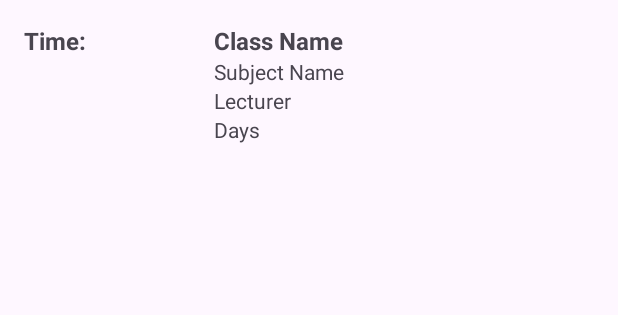
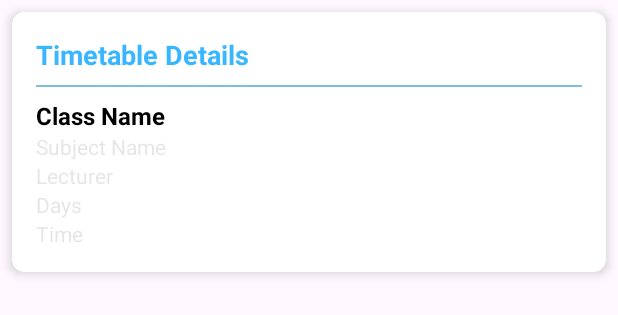
Before and after one commit to kayaa-anantharasa/Automated-Timetable-Generation-System, an Android app: the layout item_timetable.xml on its own in the app's theme, with its tools: preview values and no code run, on a phone screen of 412 x 824 dp. Shown: the top 315 px of the screen. Run offline under Robolectric (Android 15) with nearby library versions, the phone set to English and light mode, and no system bars; Roboto replaces fonts that are not available here.

Commit message:
time table view  changes

```diff
--- a/app/src/main/res/layout/item_timetable.xml
+++ b/app/src/main/res/layout/item_timetable.xml
@@ -1,28 +1,33 @@
 <?xml version="1.0" encoding="utf-8"?>
-<androidx.constraintlayout.widget.ConstraintLayout xmlns:android="http://schemas.android.com/apk/res/android"
-    android:layout_width="match_parent"
-    android:layout_height="match_parent">
-    <!-- item_timetable.xml -->
-    <LinearLayout xmlns:android="http://schemas.android.com/apk/res/android"
+<androidx.cardview.widget.CardView xmlns:android="http://schemas.android.com/apk/res/android"
+    xmlns:app="http://schemas.android.com/apk/res-auto"
     android:layout_width="match_parent"
     android:layout_height="wrap_content"
-        android:orientation="horizontal"
+    android:layout_margin="8dp"
+    app:cardCornerRadius="8dp"
+    app:cardElevation="4dp">
+
+<LinearLayout
+android:layout_width="match_parent"
+android:layout_height="wrap_content"
+android:orientation="vertical"
 android:padding="16dp">
 
 <TextView
-            android:id="@+id/textTime"
-            android:layout_width="0dp"
+    android:id="@+id/detailsTextView"
+    android:layout_width="match_parent"
     android:layout_height="wrap_content"
-            android:layout_weight="1"
-            android:textSize="16sp"
+    android:textSize="18sp"
     android:textStyle="bold"
-            android:text="Time:" />
+    android:text="Timetable Details"
+    android:textColor="@color/blue" />
 
-        <LinearLayout
-            android:layout_width="0dp"
-            android:layout_height="wrap_content"
-            android:layout_weight="2"
-            android:orientation="vertical">
+<View
+    android:layout_width="match_parent"
+    android:layout_height="1dp"
+    android:background="@color/dark_blue"
+    android:layout_marginTop="8dp"
+    android:layout_marginBottom="8dp"/>
 
 <TextView
     android:id="@+id/textClassName"
@@ -30,31 +35,41 @@
     android:layout_height="wrap_content"
     android:textSize="16sp"
     android:textStyle="bold"
-                android:text="Class Name" />
+    android:text="Class Name"
+    android:textColor="@color/black" />
 
 <TextView
     android:id="@+id/textSubjectName"
     android:layout_width="match_parent"
     android:layout_height="wrap_content"
     android:textSize="14sp"
-                android:text="Subject Name" />
+    android:text="Subject Name"
+    android:textColor="@color/dark_gray" />
 
 <TextView
     android:id="@+id/textLecturer"
     android:layout_width="match_parent"
     android:layout_height="wrap_content"
     android:textSize="14sp"
-                android:text="Lecturer" />
+    android:text="Lecturer"
+    android:textColor="@color/dark_gray" />
 
 <TextView
     android:id="@+id/textDays"
     android:layout_width="match_parent"
     android:layout_height="wrap_content"
     android:textSize="14sp"
-                android:text="Days" />
+    android:text="Days"
+    android:textColor="@color/dark_gray" />
+
+<TextView
+    android:id="@+id/textTime"
+    android:layout_width="match_parent"
+    android:layout_height="wrap_content"
+    android:textSize="14sp"
+    android:text="Time"
+    android:textColor="@color/dark_gray" />
 
 </LinearLayout>
 
-    </LinearLayout>
-
-</androidx.constraintlayout.widget.ConstraintLayout>
+    </androidx.cardview.widget.CardView>
--- a/app/src/main/res/values/colors.xml
+++ b/app/src/main/res/values/colors.xml
@@ -5,6 +5,8 @@
     <color name="blue">#38B6FF</color>
     <color name="teal">#3F51B5</color>
     <color name="dark_gray">#23454343</color>
+    <color name="dark_blue">#80BEDB</color>
     <color name="back">#D5E8F2</color>
     <color name="teal_dark">#00796B</color>
+    <color name="teal_dark1">#4C5251</color>
 </resources>
```
Also changed, not shown: app/src/main/java/com/example/automatedtimetablegenerationsystem/TimetableUserAdapter.java (+56 -56 lines), app/src/main/java/com/example/automatedtimetablegenerationsystem/userhomeFragment.java (+38 -2 lines), app/src/main/res/drawable/card_border.xml (added, +9 -0 lines), app/src/main/res/layout/fragment_userhome.xml (+15 -4 lines). Lines whose indentation alone changed are shown as unchanged.
